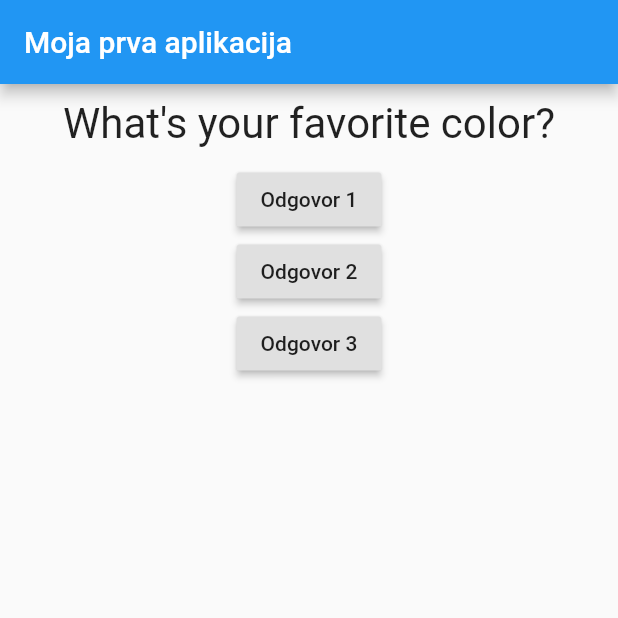
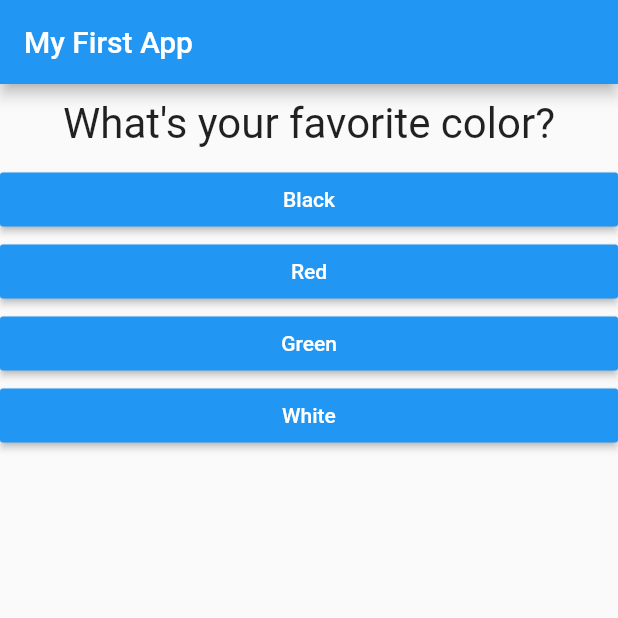
Before and after one commit to LukaMugosa/FlutterCompleteGuide, a Flutter app: the screen it shows after launch, on a phone screen of 412 x 824 dp, the top half of it. Run offline on Flutter 3.47's test engine with Material 2 defaults, Android fonts, the phone set to English and light mode, and no system bars.

Commit message:
finishes module 2

```diff
--- /dev/null
+++ b/lib/answer.dart
@@ -0,0 +1,21 @@
+import 'package:flutter/material.dart';
+
+class Answer extends StatelessWidget {
+  final Function selectHandler;
+  final String answerText;
+
+  Answer(this.selectHandler, this.answerText);
+
+  @override
+  Widget build(BuildContext context) {
+    return Container(
+      width: double.infinity,
+      child: RaisedButton(
+        color: Colors.blue,
+        textColor: Colors.white,
+        child: Text(answerText),
+        onPressed: selectHandler,
+      ),
+    );
+  }
+}
--- a/lib/main.dart
+++ b/lib/main.dart
@@ -1,58 +1,97 @@
 import 'package:flutter/material.dart';
-import 'package:flutter_complete_guide/question.dart';
+import 'package:flutter_complete_guide/quiz.dart';
+import 'package:flutter_complete_guide/result.dart';
 
-void main() {
-  runApp(MyApp());
-}
+// void main() {
+//   runApp(MyApp());
+// }
+
+void main() => runApp(MyApp());
 
 class MyApp extends StatefulWidget {
   @override
   State<StatefulWidget> createState() {
+    // TODO: implement createState
     return _MyAppState();
   }
 }
 
 class _MyAppState extends State<MyApp> {
+  final _questions = const [
+    {
+      'questionText': 'What\'s your favorite color?',
+      'answers': [
+        {'text': 'Black', 'score': 10},
+        {'text': 'Red', 'score': 5},
+        {'text': 'Green', 'score': 7},
+        {'text': 'White', 'score': 8},
+      ],
+    },
+    {
+      'questionText': 'What\'s your favorite animal?',
+      'answers': [
+        {'text': 'Rabbit', 'score': 10},
+        {'text': 'Snake', 'score': 5},
+        {'text': 'Elephant', 'score': 7},
+        {'text': 'Lion', 'score': 8},
+      ],
+    },
+    {
+      'questionText': 'Who\'s your favorite instructor?',
+      'answers': [
+        {'text': 'Max', 'score': 1},
+        {'text': 'Max', 'score': 1},
+        {'text': 'Max', 'score': 1},
+        {'text': 'max', 'score': 1},
+      ],
+    },
+  ];
   var _questionIndex = 0;
+  var _totalScore = 0;
 
-  var _questions = [
-    'What\'s your favorite color?',
-    'What\'s your favorite animal?'
-  ];
+  void _resetQuiz() {
+    setState(() {
+      _questionIndex = 0;
+      _totalScore = 0;
+    });
+  }
 
-  void _answerQuestion() {
+  void _answerQuestion(int score) {
+    // var aBool = true;
+    // aBool = false;
+    this._totalScore += score;
+
     setState(() {
-      _questionIndex =
-          _questionIndex == _questions.length - 1 ? 0 : ++_questionIndex;
+      _questionIndex = _questionIndex + 1;
     });
     print(_questionIndex);
-    print('Odgovor odabran!');
+    if (_questionIndex < _questions.length) {
+      print('We have more _questions!');
+    } else {
+      print('No more _questions!');
+    }
   }
 
   @override
   Widget build(BuildContext context) {
+    // var dummy = const ['Hello'];
+    // dummy.add('Max');
+    // print(dummy);
+    // dummy = [];
+    // _questions = []; // does not work if _questions is a const
+
     return MaterialApp(
       home: Scaffold(
         appBar: AppBar(
-          title: Text('Moja prva aplikacija'),
+          title: Text('My First App'),
         ),
-        body: Column(
-          children: <Widget>[
-            Question(_questions[_questionIndex]),
-            RaisedButton(
-              child: Text('Odgovor 1'),
-              onPressed: _answerQuestion,
-            ),
-            RaisedButton(
-              child: Text('Odgovor 2'),
-              onPressed: _answerQuestion,
-            ),
-            RaisedButton(
-              child: Text('Odgovor 3'),
-              onPressed: _answerQuestion,
-            ),
-          ],
-        ),
+        body: _questionIndex < _questions.length
+            ? Quiz(
+                answerQuestion: _answerQuestion,
+                questionIndex: _questionIndex,
+                questions: _questions,
+              )
+            : Result(_totalScore, _resetQuiz),
       ),
     );
   }
--- /dev/null
+++ b/lib/quiz.dart
@@ -0,0 +1,31 @@
+import 'package:flutter/material.dart';
+import 'package:flutter_complete_guide/question.dart';
+
+import 'answer.dart';
+
+class Quiz extends StatelessWidget {
+  final List<Map<String, Object>> questions;
+
+  final int questionIndex;
+
+  final Function answerQuestion;
+
+  Quiz(
+      {@required this.questions,
+      @required this.questionIndex,
+      @required this.answerQuestion});
+
+  @override
+  Widget build(BuildContext context) {
+    return Column(
+      children: [
+        Question(
+          questions[questionIndex]['questionText'],
+        ),
+        ...(questions[questionIndex]['answers'] as List<Map<String, Object>>).map((answer) {
+          return Answer(() => answerQuestion(answer['score']), answer['text']);
+        }).toList()
+      ],
+    );
+  }
+}
```
Also changed, not shown: lib/result.dart (added, +39 -0 lines).
